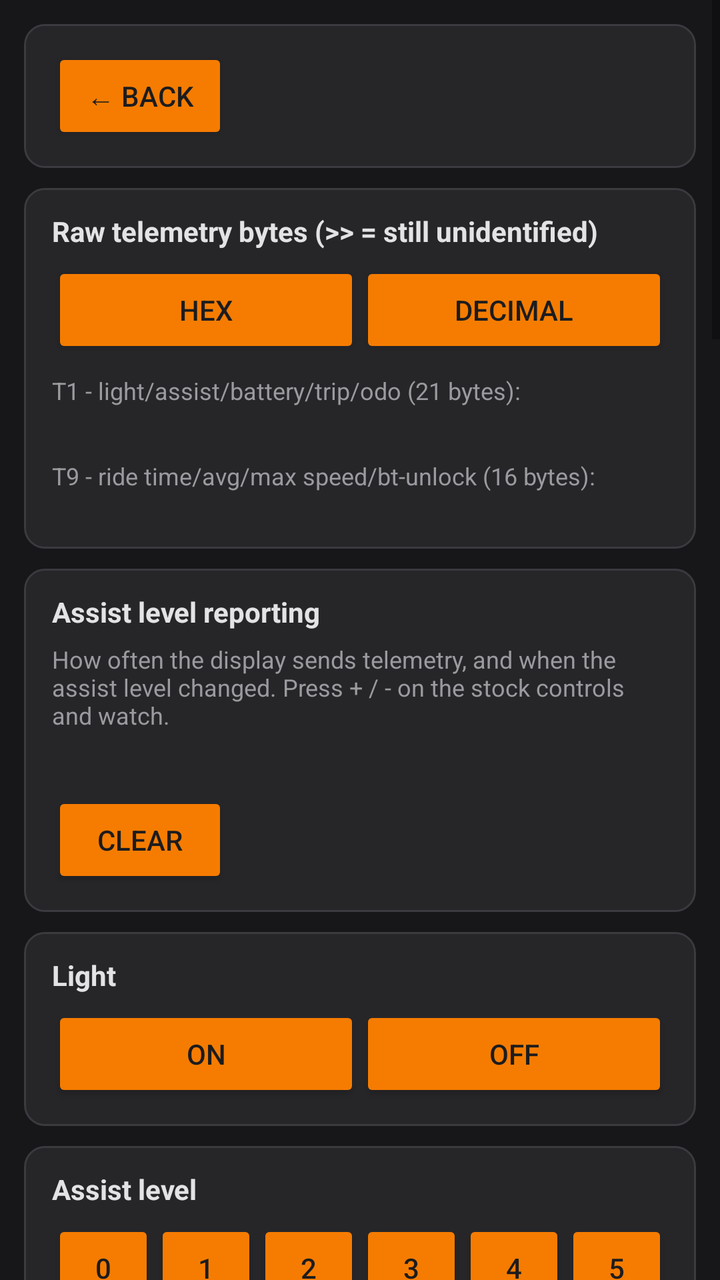
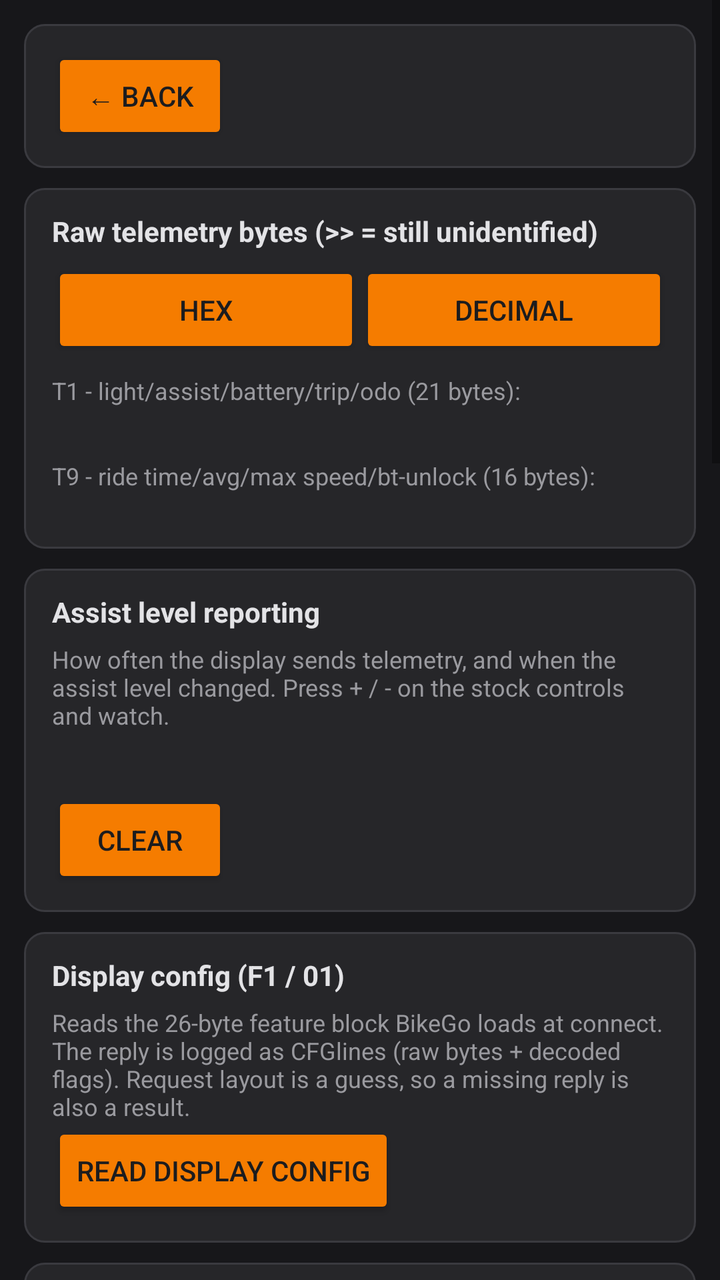

An Android layout rendered at two revisions. The XML below is the earlier revision; the diff shows what the commit changed to produce the second picture.
<!-- AndroidManifest.xml: application theme Theme.AppCompat.DayNight.NoActionBar -->
<!-- res/layout/screen_developer.xml -->
<?xml version="1.0" encoding="utf-8"?>
<ScrollView xmlns:android="http://schemas.android.com/apk/res/android"
    android:layout_width="match_parent"
    android:layout_height="match_parent"
    android:background="@color/page_bg">

    <LinearLayout
        android:orientation="vertical"
        android:layout_width="match_parent"
        android:layout_height="wrap_content"
        android:padding="12dp">

        <LinearLayout style="@style/CardContainer">
            <Button android:id="@+id/backBtn" style="@style/AmberButton" android:text="@string/back" />
        </LinearLayout>

        
        <LinearLayout style="@style/CardContainer">
            <TextView style="@style/CardTitle" android:text="@string/raw_telemetry_title" />
            <LinearLayout android:orientation="horizontal" android:layout_width="match_parent" android:layout_height="wrap_content">
                <Button android:id="@+id/rawHexBtn" style="@style/AmberButton.Row" android:text="@string/raw_hex" />
                <Button android:id="@+id/rawDecimalBtn" style="@style/AmberButton.Row" android:text="@string/raw_decimal" />
            </LinearLayout>
            <TextView style="@style/HintText" android:paddingTop="8dp" android:text="@string/raw_t1_hint" />
            <TextView android:id="@+id/rawT1View" style="@style/MonoText" android:layout_width="match_parent" />
            <TextView style="@style/HintText" android:paddingTop="10dp" android:text="@string/raw_t9_hint" />
            <TextView android:id="@+id/rawT9View" style="@style/MonoText" android:layout_width="match_parent" />
        </LinearLayout>

        
        <LinearLayout style="@style/CardContainer">
            <TextView style="@style/CardTitle" android:text="@string/analysis_title" />
            <TextView style="@style/HintText" android:paddingBottom="6dp" android:text="@string/analysis_hint" />
            <TextView android:id="@+id/analysisView" style="@style/MonoText" android:layout_width="match_parent" />
            <Button android:id="@+id/analysisClearBtn" style="@style/AmberButton" android:layout_marginTop="8dp" android:text="@string/analysis_clear" />
        </LinearLayout>

        <LinearLayout style="@style/CardContainer">
            <TextView style="@style/CardTitle" android:text="@string/light_title" />
            <LinearLayout android:orientation="horizontal" android:layout_width="match_parent" android:layout_height="wrap_content">
                <Button android:id="@+id/lightOnBtn" style="@style/AmberButton.Row" android:text="@string/light_on" />
                <Button android:id="@+id/lightOffBtn" style="@style/AmberButton.Row" android:text="@string/light_off" />
            </LinearLayout>
        </LinearLayout>

        <LinearLayout style="@style/CardContainer">
            <TextView style="@style/CardTitle" android:text="@string/assist_level_title" />
            <LinearLayout android:orientation="horizontal" android:layout_width="match_parent" android:layout_height="wrap_content">
                <Button android:id="@+id/assist0Btn" style="@style/AmberButton.Row" android:text="@string/digit_0" />
                <Button android:id="@+id/assist1Btn" style="@style/AmberButton.Row" android:text="@string/digit_1" />
                <Button android:id="@+id/assist2Btn" style="@style/AmberButton.Row" android:text="@string/digit_2" />
                <Button android:id="@+id/assist3Btn" style="@style/AmberButton.Row" android:text="@string/digit_3" />
                <Button android:id="@+id/assist4Btn" style="@style/AmberButton.Row" android:text="@string/digit_4" />
                <Button android:id="@+id/assist5Btn" style="@style/AmberButton.Row" android:text="@string/digit_5" />
            </LinearLayout>
        </LinearLayout>

        <LinearLayout style="@style/CardContainer">
            <TextView style="@style/CardTitle" android:text="@string/brightness_title" />
            <LinearLayout android:orientation="horizontal" android:layout_width="match_parent" android:layout_height="wrap_content">
                <Button android:id="@+id/brightness1Btn" style="@style/AmberButton.Row" android:text="@string/digit_1" />
                <Button android:id="@+id/brightness2Btn" style="@style/AmberButton.Row" android:text="@string/digit_2" />
                <Button android:id="@+id/brightness3Btn" style="@style/AmberButton.Row" android:text="@string/digit_3" />
                <Button android:id="@+id/brightness4Btn" style="@style/AmberButton.Row" android:text="@string/digit_4" />
            </LinearLayout>
        </LinearLayout>

        <LinearLayout style="@style/CardContainer">
            <TextView style="@style/CardTitle" android:text="@string/bt_unlock_title" />
            <LinearLayout android:orientation="horizontal" android:layout_width="match_parent" android:layout_height="wrap_content">
                <Button android:id="@+id/btUnlock1Btn" style="@style/AmberButton.Row" android:text="@string/digit_1" />
                <Button android:id="@+id/btUnlock2Btn" style="@style/AmberButton.Row" android:text="@string/digit_2" />
                <Button android:id="@+id/btUnlock3Btn" style="@style/AmberButton.Row" android:text="@string/digit_3" />
                <Button android:id="@+id/btUnlock4Btn" style="@style/AmberButton.Row" android:text="@string/digit_4" />
                <Button android:id="@+id/btUnlock5Btn" style="@style/AmberButton.Row" android:text="@string/digit_5" />
            </LinearLayout>
        </LinearLayout>

        <LinearLayout style="@style/CardContainer">
            <TextView style="@style/CardTitle" android:text="@string/bike_lock_title" />
            <TextView style="@style/HintText" android:text="@string/bike_lock_hint" />
            <LinearLayout android:orientation="horizontal" android:layout_width="match_parent" android:layout_height="wrap_content">
                <Button android:id="@+id/bikeUnlockBtn" style="@style/AmberButton.Row" android:text="@string/bike_lock_unlock" />
                <Button android:id="@+id/bikeLockBtn" style="@style/AmberButton.Row" android:text="@string/bike_lock_lock" />
            </LinearLayout>
        </LinearLayout>

        <LinearLayout style="@style/CardContainer">
            <TextView style="@style/CardTitle" android:text="@string/msg_notify_title" />
            <TextView style="@style/HintText" android:text="@string/msg_notify_hint" />
            <LinearLayout android:orientation="horizontal" android:layout_width="match_parent" android:layout_height="wrap_content">
                <Button android:id="@+id/msgNotifyOnBtn" style="@style/AmberButton.Row" android:text="@string/msg_notify_on" />
                <Button android:id="@+id/msgNotifyOffBtn" style="@style/AmberButton.Row" android:text="@string/msg_notify_off" />
            </LinearLayout>
        </LinearLayout>

        <LinearLayout style="@style/CardContainer">
            <TextView style="@style/CardTitle" android:text="@string/nav_startstop_title" />
            <LinearLayout android:orientation="horizontal" android:layout_width="match_parent" android:layout_height="wrap_content">
                <Button android:id="@+id/navStartBtn" style="@style/AmberButton.Row" android:text="@string/nav_start" />
                <Button android:id="@+id/navStopBtn" style="@style/AmberButton.Row" android:text="@string/nav_stop" />
            </LinearLayout>
        </LinearLayout>

        <LinearLayout style="@style/CardContainer">
            <TextView style="@style/CardTitle" android:text="@string/nav_update_title" />
            <EditText android:id="@+id/tmpIconInput" style="@style/StyledEditText" android:hint="@string/hint_tmp_icon" android:inputType="number" />
            <EditText android:id="@+id/curRetainInput" style="@style/StyledEditText" android:hint="@string/hint_cur_retain" android:inputType="number" />
            <EditText android:id="@+id/nextStepDistInput" style="@style/StyledEditText" android:hint="@string/hint_next_step_dist" android:inputType="number" />
            <EditText android:id="@+id/nextIconInput" style="@style/StyledEditText" android:hint="@string/hint_next_icon" android:inputType="number" />
            <EditText android:id="@+id/nextNextStepDistInput" style="@style/StyledEditText" android:hint="@string/hint_next_next_step_dist" android:inputType="number" />
            <EditText android:id="@+id/nextNextIconInput" style="@style/StyledEditText" android:hint="@string/hint_next_next_icon" android:inputType="number" />
            <EditText android:id="@+id/pathRetainInput" style="@style/StyledEditText" android:hint="@string/hint_path_retain" android:inputType="number" />
            <LinearLayout android:orientation="horizontal" android:layout_width="match_parent" android:layout_height="wrap_content">
                <Button android:id="@+id/navPresetBtn" style="@style/AmberButton.Row" android:text="@string/nav_preset" />
                <Button android:id="@+id/navSendBtn" style="@style/AmberButton.Row" android:text="@string/nav_send" />
            </LinearLayout>
            <TextView style="@style/HintText" android:paddingTop="4dp"
                android:text="@string/nav_icon_codes" />
        </LinearLayout>

        <LinearLayout style="@style/CardContainer">
            <TextView style="@style/CardTitle" android:text="@string/device_settings" />
            <LinearLayout android:orientation="horizontal" android:layout_width="match_parent" android:layout_height="wrap_content">
                <Button android:id="@+id/unitsKmBtn2" style="@style/AmberButton.Row" android:text="@string/units_km" />
                <Button android:id="@+id/unitsMiBtn2" style="@style/AmberButton.Row" android:text="@string/units_mi" />
            </LinearLayout>
            <EditText android:id="@+id/autoOffInput2" style="@style/StyledEditText" android:hint="@string/auto_off_hint" android:inputType="number" />
            <Button android:id="@+id/setAutoOffBtn2" style="@style/AmberButton" android:layout_width="match_parent" android:text="@string/set_auto_off" />
        </LinearLayout>

        <LinearLayout style="@style/CardContainer">
            <TextView style="@style/CardTitle" android:text="@string/log_title" />
            <CheckBox android:id="@+id/telemetryLogCheckbox" android:layout_width="wrap_content" android:layout_height="wrap_content"
                android:textColor="@color/text_primary"
                android:text="@string/log_telemetry_checkbox" />
            <CheckBox android:id="@+id/logHistoryCheckbox" android:layout_width="wrap_content" android:layout_height="wrap_content"
                android:textColor="@color/text_primary"
                android:text="@string/log_history_checkbox" />
            <androidx.core.widget.NestedScrollView
                android:id="@+id/logScroll"
                android:layout_width="match_parent"
                android:layout_height="260dp"
                android:focusable="false"
                android:descendantFocusability="blocksDescendants"
                android:padding="6dp"
                android:background="@drawable/log_bg">
                <TextView
                    android:id="@+id/logView"
                    android:layout_width="match_parent"
                    android:layout_height="wrap_content"
                    android:textSize="12sp"
                    android:textColor="@color/text_primary" />
            </androidx.core.widget.NestedScrollView>
            <LinearLayout android:orientation="horizontal" android:layout_width="match_parent" android:layout_height="wrap_content">
                <Button android:id="@+id/copyLogBtn" style="@style/AmberButton.Row" android:text="@string/copy_log" />
                <Button android:id="@+id/clearLogBtn" style="@style/AmberButton.Row" android:text="@string/clear_log" />
            </LinearLayout>
            <Button android:id="@+id/openLogHistoryBtn" style="@style/AmberButton" android:layout_width="match_parent" android:layout_marginTop="8dp" android:text="@string/log_history_open" />
        </LinearLayout>

    </LinearLayout>
</ScrollView>
<!-- resources referenced by this layout -->
<resources>
  <color name="page_bg">#FF17171A</color>
  <color name="text_primary">#FFEDEDEF</color>
  <string name="analysis_clear" translatable="false">Clear</string>
  <string name="analysis_title" translatable="false">Assist level reporting</string>
  <string name="assist_level_title">Assist level</string>
  <string name="auto_off_hint">Auto-off timeout (minutes)</string>
  <string name="back">← Back</string>
  <string name="bike_lock_hint" translatable="false">From BikeGo, untested. Watch T1 byte 3 ("bike unlock") in the raw dump. Try it on a stationary bike only.</string>
  <string name="bike_lock_lock" translatable="false">Lock (0)</string>
  <string name="bike_lock_title" translatable="false">Bike lock (10 / 0E)</string>
  <string name="bike_lock_unlock" translatable="false">Unlock (1)</string>
  <string name="brightness_title">Brightness</string>
  <string name="bt_unlock_title">BT unlock level</string>
  <string name="clear_log">Clear log</string>
  <string name="copy_log">Copy log</string>
  <string name="device_settings">Device settings</string>
  <string name="digit_0" translatable="false">0</string>
  <string name="digit_1" translatable="false">1</string>
  <string name="digit_2" translatable="false">2</string>
  <string name="digit_3" translatable="false">3</string>
  <string name="digit_4" translatable="false">4</string>
  <string name="digit_5" translatable="false">5</string>
  <string name="hint_cur_retain" translatable="false">curStepRetainDistance (m, counts down)</string>
  <string name="hint_next_icon" translatable="false">nextIconType (icon after this one)</string>
  <string name="hint_next_next_icon" translatable="false">nextNextIconType (icon two after this one)</string>
  <string name="hint_next_next_step_dist" translatable="false">nextNextStepDistance (m)</string>
  <string name="hint_next_step_dist" translatable="false">nextStepDistance (m, length of this step)</string>
  <string name="hint_path_retain" translatable="false">pathRetainDistance (m, total route remaining)</string>
  <string name="light_off">Off</string>
  <string name="light_on">On</string>
  <string name="light_title">Light</string>
  <string name="log_history_open" translatable="false">Open log history</string>
  <string name="log_telemetry_checkbox">Show T1/T9 telemetry in log (noisy - several lines/sec)</string>
  <string name="log_title">Log</string>
  <string name="msg_notify_hint" translatable="false">From BikeGo, untested. 1 byte, on or off.</string>
  <string name="msg_notify_off" translatable="false">Off (0)</string>
  <string name="msg_notify_on" translatable="false">On (1)</string>
  <string name="msg_notify_title" translatable="false">Phone notification push (A5 / E1)</string>
  <string name="nav_preset" translatable="false">Preset: right turn in 200m</string>
  <string name="nav_send">Send nav update</string>
  <string name="nav_start">Nav START</string>
  <string name="nav_startstop_title">Nav start/stop (0xF1)</string>
  <string name="nav_stop">Nav STOP</string>
  <string name="nav_update_title">Nav update</string>
  <string name="raw_decimal">Decimal</string>
  <string name="raw_hex">Hex</string>
  <string name="raw_t1_hint" translatable="false">T1 - light/assist/battery/trip/odo (21 bytes):</string>
  <string name="raw_t9_hint" translatable="false">T9 - ride time/avg/max speed/bt-unlock (16 bytes):</string>
  <string name="raw_telemetry_title">Raw telemetry bytes (&gt;&gt; = still unidentified)</string>
  <string name="set_auto_off">Set auto-off</string>
  <string name="units_km">Units: KM</string>
  <string name="units_mi">Units: MI</string>
  <color name="log_bg">#FF101012</color>
  <color name="on_amber">#FF1C1C1E</color>
  <color name="amber">#FFF57C00</color>
  <color name="accent_text">#FFE3E3E6</color>
  <color name="text_hint">#FF9A9A9F</color>
  <color name="card_bg">#FF262629</color>
  <color name="card_border">#FF3A3A3F</color>
  <!-- unchanged entries left out for length: 13 -->
</resources>

<!-- the commit's change to res/layout/screen_developer.xml (unified diff, before → after) -->
@@ -36,62 +36,9 @@
         </LinearLayout>
 
         <LinearLayout style="@style/CardContainer">
-            <TextView style="@style/CardTitle" android:text="@string/light_title" />
-            <LinearLayout android:orientation="horizontal" android:layout_width="match_parent" android:layout_height="wrap_content">
-                <Button android:id="@+id/lightOnBtn" style="@style/AmberButton.Row" android:text="@string/light_on" />
-                <Button android:id="@+id/lightOffBtn" style="@style/AmberButton.Row" android:text="@string/light_off" />
-            </LinearLayout>
-        </LinearLayout>
-
-        <LinearLayout style="@style/CardContainer">
-            <TextView style="@style/CardTitle" android:text="@string/assist_level_title" />
-            <LinearLayout android:orientation="horizontal" android:layout_width="match_parent" android:layout_height="wrap_content">
-                <Button android:id="@+id/assist0Btn" style="@style/AmberButton.Row" android:text="@string/digit_0" />
-                <Button android:id="@+id/assist1Btn" style="@style/AmberButton.Row" android:text="@string/digit_1" />
-                <Button android:id="@+id/assist2Btn" style="@style/AmberButton.Row" android:text="@string/digit_2" />
-                <Button android:id="@+id/assist3Btn" style="@style/AmberButton.Row" android:text="@string/digit_3" />
-                <Button android:id="@+id/assist4Btn" style="@style/AmberButton.Row" android:text="@string/digit_4" />
-                <Button android:id="@+id/assist5Btn" style="@style/AmberButton.Row" android:text="@string/digit_5" />
-            </LinearLayout>
-        </LinearLayout>
-
-        <LinearLayout style="@style/CardContainer">
-            <TextView style="@style/CardTitle" android:text="@string/brightness_title" />
-            <LinearLayout android:orientation="horizontal" android:layout_width="match_parent" android:layout_height="wrap_content">
-                <Button android:id="@+id/brightness1Btn" style="@style/AmberButton.Row" android:text="@string/digit_1" />
-                <Button android:id="@+id/brightness2Btn" style="@style/AmberButton.Row" android:text="@string/digit_2" />
-                <Button android:id="@+id/brightness3Btn" style="@style/AmberButton.Row" android:text="@string/digit_3" />
-                <Button android:id="@+id/brightness4Btn" style="@style/AmberButton.Row" android:text="@string/digit_4" />
-            </LinearLayout>
-        </LinearLayout>
-
-        <LinearLayout style="@style/CardContainer">
-            <TextView style="@style/CardTitle" android:text="@string/bt_unlock_title" />
-            <LinearLayout android:orientation="horizontal" android:layout_width="match_parent" android:layout_height="wrap_content">
-                <Button android:id="@+id/btUnlock1Btn" style="@style/AmberButton.Row" android:text="@string/digit_1" />
-                <Button android:id="@+id/btUnlock2Btn" style="@style/AmberButton.Row" android:text="@string/digit_2" />
-                <Button android:id="@+id/btUnlock3Btn" style="@style/AmberButton.Row" android:text="@string/digit_3" />
-                <Button android:id="@+id/btUnlock4Btn" style="@style/AmberButton.Row" android:text="@string/digit_4" />
-                <Button android:id="@+id/btUnlock5Btn" style="@style/AmberButton.Row" android:text="@string/digit_5" />
-            </LinearLayout>
-        </LinearLayout>
-
-        <LinearLayout style="@style/CardContainer">
-            <TextView style="@style/CardTitle" android:text="@string/bike_lock_title" />
-            <TextView style="@style/HintText" android:text="@string/bike_lock_hint" />
-            <LinearLayout android:orientation="horizontal" android:layout_width="match_parent" android:layout_height="wrap_content">
-                <Button android:id="@+id/bikeUnlockBtn" style="@style/AmberButton.Row" android:text="@string/bike_lock_unlock" />
-                <Button android:id="@+id/bikeLockBtn" style="@style/AmberButton.Row" android:text="@string/bike_lock_lock" />
-            </LinearLayout>
-        </LinearLayout>
-
-        <LinearLayout style="@style/CardContainer">
-            <TextView style="@style/CardTitle" android:text="@string/msg_notify_title" />
-            <TextView style="@style/HintText" android:text="@string/msg_notify_hint" />
-            <LinearLayout android:orientation="horizontal" android:layout_width="match_parent" android:layout_height="wrap_content">
-                <Button android:id="@+id/msgNotifyOnBtn" style="@style/AmberButton.Row" android:text="@string/msg_notify_on" />
-                <Button android:id="@+id/msgNotifyOffBtn" style="@style/AmberButton.Row" android:text="@string/msg_notify_off" />
-            </LinearLayout>
+            <TextView style="@style/CardTitle" android:text="@string/cfg_read_title" />
+            <TextView style="@style/HintText" android:text="@string/cfg_read_hint" />
+            <Button android:id="@+id/readConfigBtn" style="@style/AmberButton" android:text="@string/cfg_read_btn" />
         </LinearLayout>
 
         <LinearLayout style="@style/CardContainer">
@@ -104,13 +51,13 @@
 
         <LinearLayout style="@style/CardContainer">
             <TextView style="@style/CardTitle" android:text="@string/nav_update_title" />
-            <EditText android:id="@+id/tmpIconInput" style="@style/StyledEditText" android:hint="@string/hint_tmp_icon" android:inputType="number" />
-            <EditText android:id="@+id/curRetainInput" style="@style/StyledEditText" android:hint="@string/hint_cur_retain" android:inputType="number" />
-            <EditText android:id="@+id/nextStepDistInput" style="@style/StyledEditText" android:hint="@string/hint_next_step_dist" android:inputType="number" />
-            <EditText android:id="@+id/nextIconInput" style="@style/StyledEditText" android:hint="@string/hint_next_icon" android:inputType="number" />
-            <EditText android:id="@+id/nextNextStepDistInput" style="@style/StyledEditText" android:hint="@string/hint_next_next_step_dist" android:inputType="number" />
-            <EditText android:id="@+id/nextNextIconInput" style="@style/StyledEditText" android:hint="@string/hint_next_next_icon" android:inputType="number" />
-            <EditText android:id="@+id/pathRetainInput" style="@style/StyledEditText" android:hint="@string/hint_path_retain" android:inputType="number" />
+            <EditText android:importantForAutofill="no" android:minHeight="48dp" android:id="@+id/tmpIconInput" style="@style/StyledEditText" android:hint="@string/hint_tmp_icon" android:inputType="number" />
+            <EditText android:importantForAutofill="no" android:minHeight="48dp" android:id="@+id/curRetainInput" style="@style/StyledEditText" android:hint="@string/hint_cur_retain" android:inputType="number" />
+            <EditText android:importantForAutofill="no" android:minHeight="48dp" android:id="@+id/nextStepDistInput" style="@style/StyledEditText" android:hint="@string/hint_next_step_dist" android:inputType="number" />
+            <EditText android:importantForAutofill="no" android:minHeight="48dp" android:id="@+id/nextIconInput" style="@style/StyledEditText" android:hint="@string/hint_next_icon" android:inputType="number" />
+            <EditText android:importantForAutofill="no" android:minHeight="48dp" android:id="@+id/nextNextStepDistInput" style="@style/StyledEditText" android:hint="@string/hint_next_next_step_dist" android:inputType="number" />
+            <EditText android:importantForAutofill="no" android:minHeight="48dp" android:id="@+id/nextNextIconInput" style="@style/StyledEditText" android:hint="@string/hint_next_next_icon" android:inputType="number" />
+            <EditText android:importantForAutofill="no" android:minHeight="48dp" android:id="@+id/pathRetainInput" style="@style/StyledEditText" android:hint="@string/hint_path_retain" android:inputType="number" />
             <LinearLayout android:orientation="horizontal" android:layout_width="match_parent" android:layout_height="wrap_content">
                 <Button android:id="@+id/navPresetBtn" style="@style/AmberButton.Row" android:text="@string/nav_preset" />
                 <Button android:id="@+id/navSendBtn" style="@style/AmberButton.Row" android:text="@string/nav_send" />
@@ -120,21 +67,11 @@
         </LinearLayout>
 
         <LinearLayout style="@style/CardContainer">
-            <TextView style="@style/CardTitle" android:text="@string/device_settings" />
-            <LinearLayout android:orientation="horizontal" android:layout_width="match_parent" android:layout_height="wrap_content">
-                <Button android:id="@+id/unitsKmBtn2" style="@style/AmberButton.Row" android:text="@string/units_km" />
-                <Button android:id="@+id/unitsMiBtn2" style="@style/AmberButton.Row" android:text="@string/units_mi" />
-            </LinearLayout>
-            <EditText android:id="@+id/autoOffInput2" style="@style/StyledEditText" android:hint="@string/auto_off_hint" android:inputType="number" />
-            <Button android:id="@+id/setAutoOffBtn2" style="@style/AmberButton" android:layout_width="match_parent" android:text="@string/set_auto_off" />
-        </LinearLayout>
-
-        <LinearLayout style="@style/CardContainer">
             <TextView style="@style/CardTitle" android:text="@string/log_title" />
-            <CheckBox android:id="@+id/telemetryLogCheckbox" android:layout_width="wrap_content" android:layout_height="wrap_content"
+            <CheckBox android:minHeight="48dp" android:id="@+id/telemetryLogCheckbox" android:layout_width="wrap_content" android:layout_height="wrap_content"
                 android:textColor="@color/text_primary"
                 android:text="@string/log_telemetry_checkbox" />
-            <CheckBox android:id="@+id/logHistoryCheckbox" android:layout_width="wrap_content" android:layout_height="wrap_content"
+            <CheckBox android:minHeight="48dp" android:id="@+id/logHistoryCheckbox" android:layout_width="wrap_content" android:layout_height="wrap_content"
                 android:textColor="@color/text_primary"
                 android:text="@string/log_history_checkbox" />
             <androidx.core.widget.NestedScrollView
<!-- resource entries referenced after the edit -->
@@ -4,40 +4,21 @@
   <color name="text_primary">#FFEDEDEF</color>
   <string name="analysis_clear" translatable="false">Clear</string>
   <string name="analysis_title" translatable="false">Assist level reporting</string>
-  <string name="assist_level_title">Assist level</string>
-  <string name="auto_off_hint">Auto-off timeout (minutes)</string>
   <string name="back">← Back</string>
-  <string name="bike_lock_hint" translatable="false">From BikeGo, untested. Watch T1 byte 3 ("bike unlock") in the raw dump. Try it on a stationary bike only.</string>
-  <string name="bike_lock_lock" translatable="false">Lock (0)</string>
-  <string name="bike_lock_title" translatable="false">Bike lock (10 / 0E)</string>
-  <string name="bike_lock_unlock" translatable="false">Unlock (1)</string>
-  <string name="brightness_title">Brightness</string>
-  <string name="bt_unlock_title">BT unlock level</string>
+  <string name="cfg_read_btn" translatable="false">Read display config</string>
+  <string name="cfg_read_hint" translatable="false">Reads the 26-byte feature block BikeGo loads at connect. The reply is logged as "CFG" lines (raw bytes + decoded flags). Request layout is a guess, so a missing reply is also a result.</string>
+  <string name="cfg_read_title" translatable="false">Display config (F1 / 01)</string>
   <string name="clear_log">Clear log</string>
   <string name="copy_log">Copy log</string>
-  <string name="device_settings">Device settings</string>
-  <string name="digit_0" translatable="false">0</string>
-  <string name="digit_1" translatable="false">1</string>
-  <string name="digit_2" translatable="false">2</string>
-  <string name="digit_3" translatable="false">3</string>
-  <string name="digit_4" translatable="false">4</string>
-  <string name="digit_5" translatable="false">5</string>
   <string name="hint_cur_retain" translatable="false">curStepRetainDistance (m, counts down)</string>
   <string name="hint_next_icon" translatable="false">nextIconType (icon after this one)</string>
   <string name="hint_next_next_icon" translatable="false">nextNextIconType (icon two after this one)</string>
   <string name="hint_next_next_step_dist" translatable="false">nextNextStepDistance (m)</string>
   <string name="hint_next_step_dist" translatable="false">nextStepDistance (m, length of this step)</string>
   <string name="hint_path_retain" translatable="false">pathRetainDistance (m, total route remaining)</string>
-  <string name="light_off">Off</string>
-  <string name="light_on">On</string>
-  <string name="light_title">Light</string>
   <string name="log_history_open" translatable="false">Open log history</string>
   <string name="log_telemetry_checkbox">Show T1/T9 telemetry in log (noisy - several lines/sec)</string>
   <string name="log_title">Log</string>
-  <string name="msg_notify_hint" translatable="false">From BikeGo, untested. 1 byte, on or off.</string>
-  <string name="msg_notify_off" translatable="false">Off (0)</string>
-  <string name="msg_notify_on" translatable="false">On (1)</string>
-  <string name="msg_notify_title" translatable="false">Phone notification push (A5 / E1)</string>
   <string name="nav_preset" translatable="false">Preset: right turn in 200m</string>
   <string name="nav_send">Send nav update</string>
   <string name="nav_start">Nav START</string>
@@ -49,9 +30,6 @@
   <string name="raw_t1_hint" translatable="false">T1 - light/assist/battery/trip/odo (21 bytes):</string>
   <string name="raw_t9_hint" translatable="false">T9 - ride time/avg/max speed/bt-unlock (16 bytes):</string>
   <string name="raw_telemetry_title">Raw telemetry bytes (&gt;&gt; = still unidentified)</string>
-  <string name="set_auto_off">Set auto-off</string>
-  <string name="units_km">Units: KM</string>
-  <string name="units_mi">Units: MI</string>
   <color name="log_bg">#FF101012</color>
   <color name="on_amber">#FF1C1C1E</color>
   <color name="amber">#FFF57C00</color>
